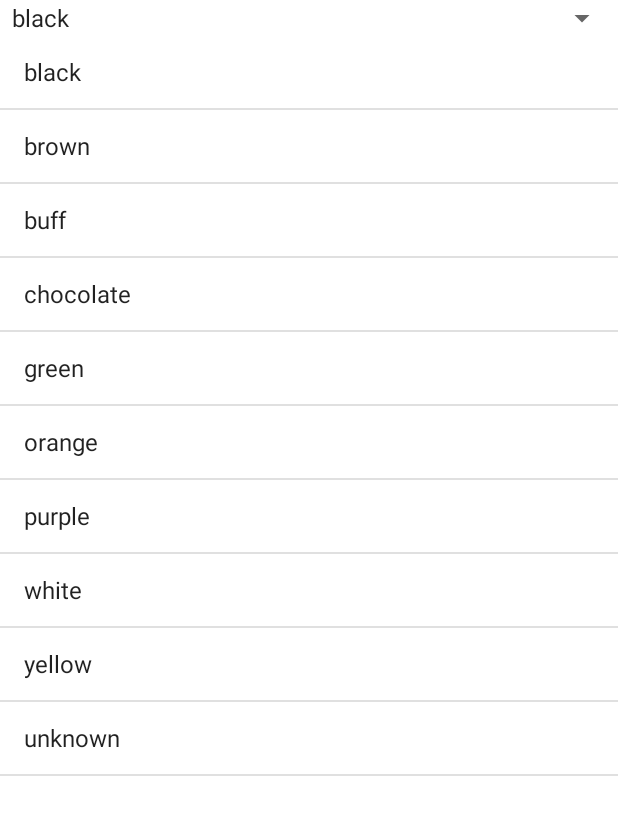
After one commit to leonardishere/MushroomAnalyzer, an Android app: the UITestActivity screen opened directly, with no data from a screen before it, on a phone screen of 412 x 824 dp. The commit adds this screen. Shown: the top 815 px of the screen. Run offline under Robolectric (Android 15) with nearby library versions, the phone set to English and light mode, and no system bars.

Commit message:
created UITestActivity. don't forget to delete it

```diff
--- a/app/build.gradle
+++ b/app/build.gradle
@@ -12,7 +12,7 @@ android {
         testInstrumentationRunner "android.support.test.runner.AndroidJUnitRunner"
     }
     buildTypes {
-        debug{
+        debug {
             debuggable false
         }
         release {
--- a/app/src/main/java/io/github/leonardishere/mushroomanalyzer/LandingPageActivity.java
+++ b/app/src/main/java/io/github/leonardishere/mushroomanalyzer/LandingPageActivity.java
@@ -22,8 +22,12 @@ public class LandingPageActivity extends AppCompatActivity {
     }
 
     public void button2(View view){
+        /*
         Intent intent = new Intent(this, DebugActivity.class);
         intent.putExtra(getString(R.string.debug), "button2 was clicked");
+        startActivity(intent);
+        */
+        Intent intent = new Intent(this, UITestActivity.class);
         startActivity(intent);
     }
 
--- /dev/null
+++ b/app/src/main/java/io/github/leonardishere/mushroomanalyzer/UITestActivity.java
@@ -0,0 +1,39 @@
+package io.github.leonardishere.mushroomanalyzer;
+
+import android.support.v7.app.AppCompatActivity;
+import android.os.Bundle;
+import android.view.View;
+import android.widget.AdapterView;
+import android.widget.ArrayAdapter;
+import android.widget.ExpandableListView;
+import android.widget.ListView;
+import android.widget.Spinner;
+
+public class UITestActivity extends AppCompatActivity implements AdapterView.OnItemSelectedListener{
+
+    @Override
+    protected void onCreate(Bundle savedInstanceState) {
+        super.onCreate(savedInstanceState);
+        setContentView(R.layout.activity_uitest);
+
+        Spinner spinner = (Spinner) findViewById(R.id.spinner2);
+        ArrayAdapter<CharSequence> adapter = ArrayAdapter.createFromResource(this, R.array.feature20_array, android.R.layout.simple_spinner_item);
+        adapter.setDropDownViewResource(android.R.layout.simple_spinner_dropdown_item);
+        //adapter.setDropDownViewResource(android.R.layout.simple_spinner_item);
+        spinner.setAdapter(adapter);
+        spinner.setOnItemSelectedListener(this);
+
+        ListView listView = (ListView) findViewById(R.id.listView);
+        ArrayAdapter<CharSequence> adapter1 = ArrayAdapter.createFromResource(this, R.array.feature20_array, android.R.layout.simple_list_item_1);
+        listView.setAdapter(adapter1);
+
+        ExpandableListView listView2 = (ExpandableListView) findViewById(R.id.listView2);
+        ArrayAdapter<CharSequence> adapter2 = ArrayAdapter.createFromResource(this, R.array.feature20_array, android.R.layout.simple_expandable_list_item_1);
+        //listView2.setAdapter(adapter2);
+
+    }
+
+    public void onItemSelected(AdapterView<?> parent, View view, int pos, long id) {}
+
+    public void onNothingSelected(AdapterView<?> parent) {}
+}
--- a/app/src/main/res/layout/activity_feature_form.xml
+++ b/app/src/main/res/layout/activity_feature_form.xml
@@ -588,6 +588,12 @@
             android:onClick="help"
             />
 
+        <Spinner
+            android:id="@+id/spinner"
+            android:layout_width="match_parent"
+            android:layout_height="wrap_content"
+            />
+
         <Button
             android:layout_width="wrap_content"
             android:layout_height="wrap_content"
--- /dev/null
+++ b/app/src/main/res/layout/activity_uitest.xml
@@ -0,0 +1,31 @@
+<?xml version="1.0" encoding="utf-8"?>
+<LinearLayout
+    xmlns:android="http://schemas.android.com/apk/res/android"
+    xmlns:app="http://schemas.android.com/apk/res-auto"
+    xmlns:tools="http://schemas.android.com/tools"
+    android:layout_width="match_parent"
+    android:layout_height="match_parent"
+    tools:context="io.github.leonardishere.mushroomanalyzer.UITestActivity"
+    android:orientation="vertical"
+    >
+
+
+    <Spinner
+        android:id="@+id/spinner2"
+        android:layout_width="match_parent"
+        android:layout_height="wrap_content"
+        />
+
+    <ListView
+        android:id="@+id/listView"
+        android:layout_width="match_parent"
+        android:layout_height="match_parent"
+        />
+
+    <ExpandableListView
+        android:id="@+id/listView2"
+        android:layout_width="match_parent"
+        android:layout_height="match_parent"
+        />
+
+</LinearLayout>
--- a/app/src/main/res/values/strings.xml
+++ b/app/src/main/res/values/strings.xml
@@ -122,6 +122,20 @@
     <string name="radio_9_8">yellow</string>
     <string name="radio_9_9">unknown</string>
 
+    <!-- feature 20 array -->
+    <string-array name="feature20_array">
+        <item>black</item>
+        <item>brown</item>
+        <item>buff</item>
+        <item>chocolate</item>
+        <item>green</item>
+        <item>orange</item>
+        <item>purple</item>
+        <item>white</item>
+        <item>yellow</item>
+        <item>unknown</item>
+    </string-array>
+
     <!--
     <string name="prompt"></string>
     <string name="radio__"></string>
```
Also changed, not shown: app/src/main/AndroidManifest.xml (+5 -6 lines), app/src/main/java/io/github/leonardishere/mushroomanalyzer/FeatureFormActivity.java (+35 -11 lines).
